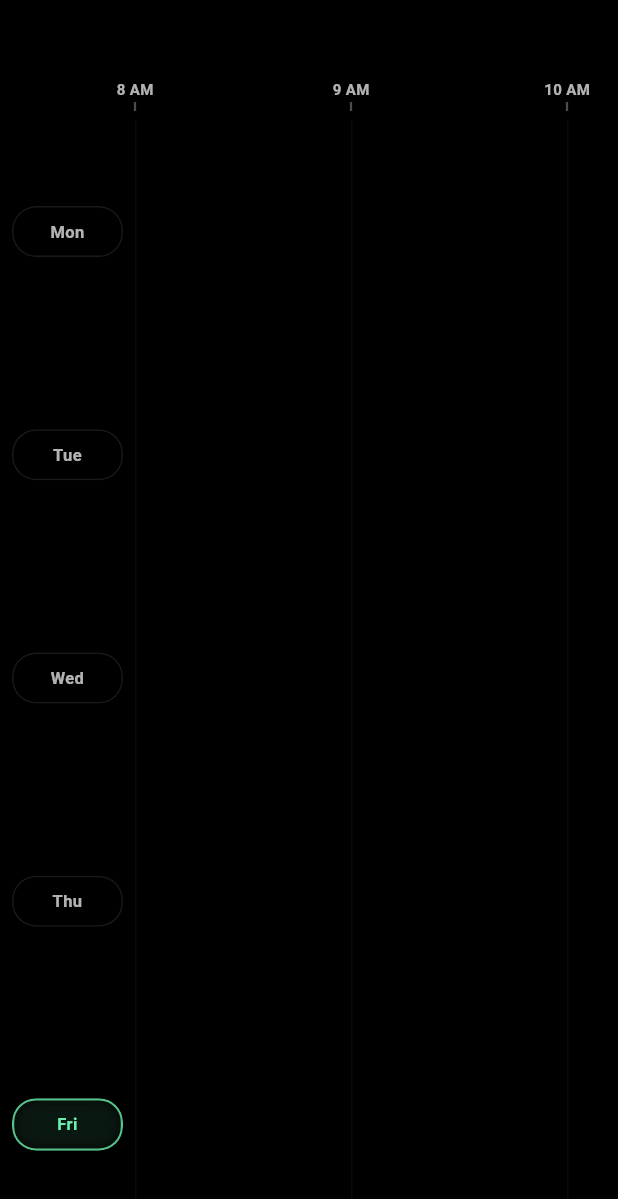
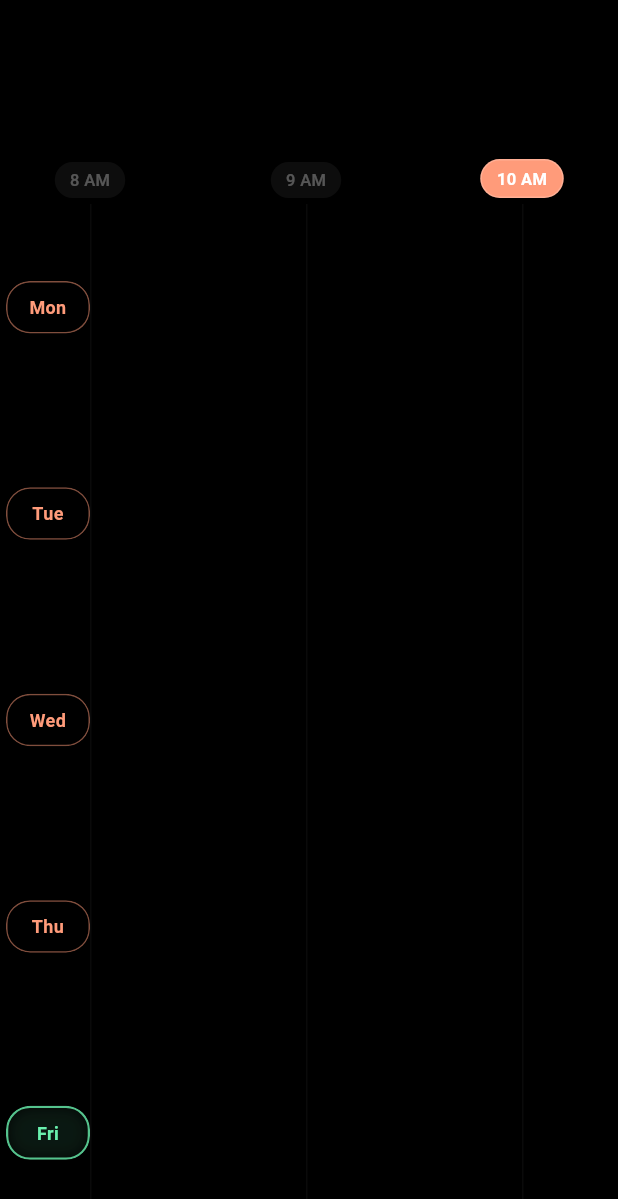
Before and after one commit to akash-kabir/EduMateApp-FrontEnd, a Flutter app: the WeeklyGanttChart widget shown alone on an empty page, opened directly with empty values, on a phone screen of 412 x 824 dp. Shown: the top 1199 px of the screen. Run offline on Flutter 3.47's test engine with Material 3 defaults, Android fonts, the phone set to English and light mode, and no system bars; our stand-ins replace file_picker, fl_chart, flutter_secure_storage, geolocator, image_cropper, image_picker and 3 more; missing offline and left inert: flutter_inappwebview, in_app_update, mapbox_maps_flutter, workmanager; accounts and stored records are empty; network calls fail; Roboto replaces fonts that are missing (Poppins); statements that could not run were skipped.

Commit message:
UI refinement: Style Gantt chart class cards, sync App Bar height, and fix time tracker

```diff
--- a/lib/features/schedule/widgets/weekly_gantt_chart.dart
+++ b/lib/features/schedule/widgets/weekly_gantt_chart.dart
@@ -25,7 +25,7 @@ class _WeeklyGanttChartState extends State<WeeklyGanttChart> {
   final ScrollController _verticalScrollController = ScrollController();
 
   static const double _pixelsPerMinute = 2.4;
-  static const double _yAxisWidth = 90.0;
+  static const double _yAxisWidth = 60.0;
   static const double _headerHeight = 36.0;
 
   double _minMinutes = 480; // Default 8:00 AM
@@ -192,7 +192,7 @@ class _WeeklyGanttChartState extends State<WeeklyGanttChart> {
       maxM = 1020;
     } else {
       minM = (minM - 5).clamp(0, 24 * 60);
-      maxM = (maxM + 30).clamp(0, 24 * 60);
+      maxM = (maxM + 10).clamp(0, 24 * 60);
     }
 
     _minMinutes = minM;
@@ -219,7 +219,7 @@ class _WeeklyGanttChartState extends State<WeeklyGanttChart> {
   @override
   Widget build(BuildContext context) {
     final totalMinutes = _maxMinutes - _minMinutes;
-    final timelineWidth = (totalMinutes * _pixelsPerMinute) + _yAxisWidth + 24;
+    final timelineWidth = (totalMinutes * _pixelsPerMinute) + _yAxisWidth + 8;
 
     final nowMinutes = (widget.now.hour * 60 + widget.now.minute).toDouble();
     final hasCurrentTime = nowMinutes >= _minMinutes && nowMinutes <= _maxMinutes;
@@ -229,43 +229,23 @@ class _WeeklyGanttChartState extends State<WeeklyGanttChart> {
       color: Colors.transparent, // Background handled by parent
       child: Padding(
         padding: EdgeInsets.only(
-          top: MediaQuery.of(context).padding.top + 44.0,
+          top: MediaQuery.of(context).padding.top + 44.0 + 56.0,
           bottom: MediaQuery.of(context).padding.bottom,
         ),
-        child: Column(
-          children: [
-          SizedBox(
-            height: _headerHeight,
         child: Stack(
           children: [
-                SingleChildScrollView(
-                  controller: _horizontalScrollController,
-                  scrollDirection: Axis.horizontal,
-                  physics: const ClampingScrollPhysics(),
-                  child: SizedBox(
-                    width: timelineWidth,
-                    height: _headerHeight,
-                    child: Stack(
-                      children: [
-                        ..._buildTimeTicks(timelineWidth),
-                      ],
-                    ),
-                  ),
-                ),
-              ],
-            ),
-          ),
-
-          Expanded(
+          Positioned.fill(
             child: LayoutBuilder(
               builder: (context, constraints) {
                 // Determine the row height dynamically so it fills the screen perfectly
-                final double dynamicRowHeight = constraints.maxHeight / _weekdayIndices.length;
+                final double dynamicRowHeight = (constraints.maxHeight - _headerHeight) / _weekdayIndices.length;
                 final double rowHeight = dynamicRowHeight < 78.0 ? 78.0 : dynamicRowHeight;
 
                 return SingleChildScrollView(
                   controller: _verticalScrollController,
                   physics: const BouncingScrollPhysics(),
+                  child: Padding(
+                    padding: const EdgeInsets.only(top: _headerHeight),
                     child: Stack(
                     children: [
                   SingleChildScrollView(
@@ -282,32 +262,14 @@ class _WeeklyGanttChartState extends State<WeeklyGanttChart> {
                               return _buildTimelineRow(widget.getClassesForDay(day), dayOfWeek: day, nowMinutes: nowMinutes, rowHeight: rowHeight);
                             }).toList(),
                           ),
-                          if (hasCurrentTime && _weekdayIndices.contains(widget.now.weekday))
-                            Positioned(
-                              left: currentTimeX,
-                              top: 0,
-                              bottom: 0,
-                              child: Container(
-                                width: 2,
-                                decoration: BoxDecoration(
-                                  color: Colors.greenAccent,
-                                  boxShadow: [
-                                    BoxShadow(
-                                      color: Colors.greenAccent.withValues(alpha: 0.6),
-                                      blurRadius: 6,
-                                      spreadRadius: 1,
-                                    ),
-                                  ],
-                                ),
-                              ),
-                            ),
+
                         ],
                       ),
                     ),
                   ),
 
                   Positioned(
-                    left: 8,
+                    left: 4,
                     top: 0,
                     bottom: 0,
                     child: IgnorePointer(
@@ -320,8 +282,29 @@ class _WeeklyGanttChartState extends State<WeeklyGanttChart> {
                   ),
                 ],
               ),
-            );
+            ));
           }),
+          ),
+
+          Positioned(
+            top: 0,
+            left: 0,
+            right: 0,
+            height: _headerHeight,
+            child: SingleChildScrollView(
+              controller: _horizontalScrollController,
+              scrollDirection: Axis.horizontal,
+              physics: const ClampingScrollPhysics(),
+              child: SizedBox(
+                width: timelineWidth,
+                height: _headerHeight,
+                child: Stack(
+                  children: [
+                    ..._buildTimeTicks(timelineWidth),
+                  ],
+                ),
+              ),
+            ),
           ),
         ],
       ),
@@ -331,7 +314,7 @@ class _WeeklyGanttChartState extends State<WeeklyGanttChart> {
 
   Widget _buildYAxisCell(String label, {bool isToday = false, required double rowHeight}) {
     return SizedBox(
-      width: _yAxisWidth - 16,
+      width: _yAxisWidth - 4,
       height: rowHeight,
       child: Center(
         child: ClipRRect(
@@ -345,7 +328,7 @@ class _WeeklyGanttChartState extends State<WeeklyGanttChart> {
                   color: Colors.black.withValues(alpha: 0.5),
                   borderRadius: BorderRadius.circular(16),
                   border: Border.all(
-                    color: isToday ? Colors.greenAccent.withValues(alpha: 0.8) : Colors.white.withValues(alpha: 0.1),
+                    color: isToday ? Colors.greenAccent.withValues(alpha: 0.8) : AuthPalette.coral.withValues(alpha: 0.5),
                     width: isToday ? 1.5 : 1.0,
                   ),
                   boxShadow: [
@@ -362,16 +345,15 @@ class _WeeklyGanttChartState extends State<WeeklyGanttChart> {
                   maxLines: 1,
                   overflow: TextOverflow.ellipsis,
                   style: TextStyle(
-                    color: isToday ? Colors.greenAccent : Colors.white70,
+                    color: isToday ? Colors.greenAccent : AuthPalette.coral,
                     fontWeight: isToday ? FontWeight.bold : FontWeight.w600,
-                    fontSize: 11,
+                    fontSize: 12,
                   ),
                 ),
           ),
         ),
       ),
-      ),
-    );
+    ));
   }
 
   Widget _buildTimelineRow(List<dynamic> rawPeriods, {required int dayOfWeek, required double nowMinutes, required double rowHeight}) {
@@ -403,44 +385,56 @@ class _WeeklyGanttChartState extends State<WeeklyGanttChart> {
 
           final isGap = upperSubject.contains('GAP') || upperSubject.contains('FREE');
           final isOngoing = isToday && nowMinutes >= start && nowMinutes < end;
+          final isPassed = isToday && nowMinutes >= end;
 
-          final Color cardColor;
-          final Color borderColor;
+          BoxDecoration cardDecoration;
           final Color textColor;
 
           if (isGap) {
-            cardColor = Colors.teal.withValues(alpha: 0.08);
             textColor = Colors.tealAccent.withValues(alpha: 0.7);
+            cardDecoration = BoxDecoration(
+              color: Colors.teal.withValues(alpha: 0.08),
+              borderRadius: BorderRadius.circular(16),
+            );
+          } else if (isOngoing) {
+            textColor = Colors.white;
+            cardDecoration = BoxDecoration(
+              gradient: const LinearGradient(
+                colors: [Color(0xFF0F3E28), Color(0xFF1B6A45)],
+                begin: Alignment.topLeft,
+                end: Alignment.bottomRight,
+              ),
+              borderRadius: BorderRadius.circular(16),
+              boxShadow: [
+                BoxShadow(
+                  color: const Color(0xFF10B981).withValues(alpha: 0.25),
+                  blurRadius: 12.0,
+                  spreadRadius: 1.0,
+                ),
+              ],
+            );
           } else {
-            cardColor = const Color(0xFF1A1A1A);
             textColor = Colors.white;
+            cardDecoration = BoxDecoration(
+              color: const Color(0xFF141110),
+              borderRadius: BorderRadius.circular(16),
+              boxShadow: [
+                BoxShadow(
+                  color: Colors.black.withValues(alpha: 0.15),
+                  blurRadius: 8.0,
+                  offset: const Offset(0, 4),
+                ),
+              ],
+            );
           }
 
-          return Positioned(
-            left: left + 4,
-            width: (width - 8).clamp(16.0, double.infinity),
-            top: 8,
-            bottom: 8,
-            child: ClipRRect(
+          Widget cardWidget = ClipRRect(
             borderRadius: BorderRadius.circular(16),
             child: Container(
               padding: const EdgeInsets.symmetric(horizontal: 10, vertical: 4),
-                decoration: BoxDecoration(
-                  color: cardColor,
-                  borderRadius: BorderRadius.circular(16),
-                ),
+              decoration: cardDecoration,
               child: Row(
                 children: [
-                    if (isOngoing)
-                      Container(
-                        margin: const EdgeInsets.only(right: 6),
-                        width: 8,
-                        height: 8,
-                        decoration: const BoxDecoration(
-                          shape: BoxShape.circle,
-                          color: Colors.greenAccent,
-                        ),
-                      ),
                   Expanded(
                     child: Column(
                       mainAxisAlignment: MainAxisAlignment.center,
@@ -463,7 +457,7 @@ class _WeeklyGanttChartState extends State<WeeklyGanttChart> {
                               maxLines: 1,
                               overflow: TextOverflow.ellipsis,
                               style: TextStyle(
-                                color: Colors.white.withValues(alpha: 0.75),
+                                color: isOngoing ? Colors.greenAccent.withValues(alpha: 0.8) : Colors.white.withValues(alpha: 0.75),
                                 fontSize: 13,
                                 fontWeight: FontWeight.w600,
                               ),
@@ -474,7 +468,21 @@ class _WeeklyGanttChartState extends State<WeeklyGanttChart> {
                 ],
               ),
             ),
-            ),
+          );
+
+          if (isPassed) {
+            cardWidget = Opacity(
+              opacity: 0.4,
+              child: cardWidget,
+            );
+          }
+
+          return Positioned(
+            left: left + 4,
+            width: (width - 8).clamp(16.0, double.infinity),
+            top: 8,
+            bottom: 8,
+            child: cardWidget,
           );
         }).toList(),
       ),
@@ -493,25 +501,44 @@ class _WeeklyGanttChartState extends State<WeeklyGanttChart> {
         final displayHour = h % 12 == 0 ? 12 : h % 12;
         final amPm = h >= 12 ? 'PM' : 'AM';
 
+        final nowHour = widget.now.hour;
+        final bool isCurrent = (h == nowHour);
+        final bool isPast = (h < nowHour);
+
+        Color textColor;
+        FontWeight fontWeight;
+        Color bgColor;
+        if (isCurrent) {
+          textColor = Colors.white;
+          fontWeight = FontWeight.bold;
+          bgColor = AuthPalette.coral;
+        } else if (isPast) {
+          textColor = Colors.white.withValues(alpha: 0.3);
+          fontWeight = FontWeight.w500;
+          bgColor = Colors.white.withValues(alpha: 0.05);
+        } else {
+          textColor = Colors.white.withValues(alpha: 0.8);
+          fontWeight = FontWeight.w600;
+          bgColor = const Color(0xFF2A2A2A);
+        }
+
         ticks.add(
           Positioned(
             left: x,
-            bottom: 6,
+            bottom: 4,
             child: FractionalTranslation(
               translation: const Offset(-0.5, 0),
-              child: Column(
-                children: [
-                  Text(
+              child: Container(
+                padding: const EdgeInsets.symmetric(horizontal: 10, vertical: 4),
+                decoration: BoxDecoration(
+                  color: bgColor,
+                  borderRadius: BorderRadius.circular(20),
+                  border: isCurrent ? Border.all(color: Colors.white.withValues(alpha: 0.2), width: 1) : null,
+                ),
+                child: Text(
                   '$displayHour $amPm',
-                    style: TextStyle(color: Colors.white.withValues(alpha: 0.7), fontSize: 10, fontWeight: FontWeight.w600),
+                  style: TextStyle(color: textColor, fontSize: 11, fontWeight: fontWeight),
                 ),
-                  const SizedBox(height: 2),
-                  Container(
-                    width: 1.5,
-                    height: 6,
-                    color: Colors.white.withValues(alpha: 0.3),
-                  ),
-                ],
               ),
             ),
           ),
```
Also changed, not shown: lib/features/friends/widgets/friends_gantt_chart.dart (+12 -15 lines), lib/features/schedule/screens/schedule_screen.dart (+11 -5 lines). Lines whose indentation alone changed are shown as unchanged.
